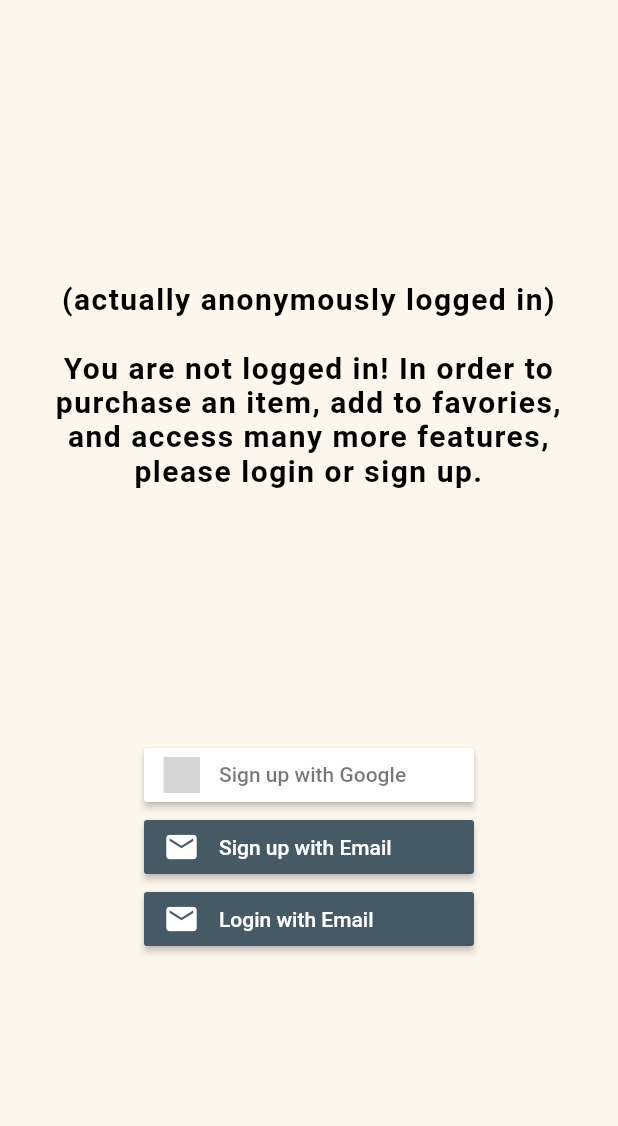
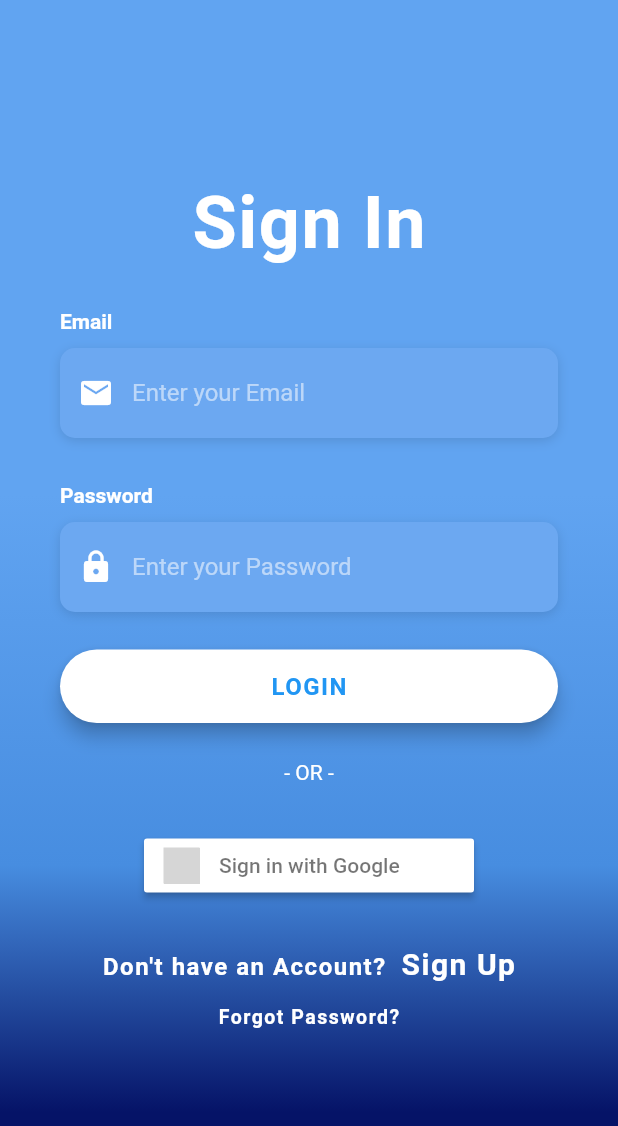
Before and after one commit to aliparlakci/cekmece-app, a Flutter app: the AnonymousProfileView widget shown alone on an empty page, opened directly, after a tap on "Sign up with Email", on a phone screen of 412 x 824 dp. Shown: the top 1126 px of the screen. Run offline on Flutter 3.47's test engine with Material 2 defaults, Android fonts, the phone set to English and light mode, and no system bars; our stand-ins replace equatable, firebase_auth, firebase_core, flutter_bloc, flutter_signin_button, flutter_spinkit and 4 more; accounts and stored records are empty; network calls fail; Roboto replaces fonts that are missing (OpenSans, Ubuntu); grey boxes are pictures that could not be loaded.

Commit message:
Login and Register UI's implemented.

```diff
--- a/mobile/cekmece_mobile/lib/constants/color_contsants.dart
+++ b/mobile/cekmece_mobile/lib/constants/color_contsants.dart
@@ -6,7 +6,16 @@ const primaryColor = Color(0xFF52734D);
 const secondaryColor = Color(0xFFDDFFBC);
 const neutralColor = Color(0xFFFEFFDE);
 
- */
 const primaryColor = Color(0xFFDAB88B);
 const secondaryColor = Color(0xFFB7CADB);
 const neutralColor = Color(0xFFFDF6EC);
+
+Color(0xFF73AEF5),
+                      Color(0xFF61A4F1),
+                      Color(0xFF478DE0),
+                      Color(0xFF398AE5),
+ */
+
+const primaryColor = Color(0xFF5D8BF4);
+const secondaryColor = Color(0xFF051367);
+const neutralColor = Color(0xFFDFF6FF);
--- a/mobile/cekmece_mobile/lib/constants/font_constants.dart
+++ b/mobile/cekmece_mobile/lib/constants/font_constants.dart
@@ -30,3 +30,26 @@ var textDefault = GoogleFonts.ubuntu(
     fontWeight: FontWeight.w400,
     color: Colors.black,
     letterSpacing: 1);
+
+final kHintTextStyle = TextStyle(
+  color: Colors.white54,
+  fontFamily: 'OpenSans',
+);
+
+final kLabelStyle = TextStyle(
+  color: Colors.white,
+  fontWeight: FontWeight.bold,
+  fontFamily: 'OpenSans',
+);
+
+final kBoxDecorationStyle = BoxDecoration(
+  color: Color(0xFF6CA8F1),
+  borderRadius: BorderRadius.circular(10.0),
+  boxShadow: [
+    BoxShadow(
+      color: Colors.black12,
+      blurRadius: 6.0,
+      offset: Offset(0, 2),
+    ),
+  ],
+);
--- a/mobile/cekmece_mobile/lib/util/bloc/userBloc/user_bloc.dart
+++ b/mobile/cekmece_mobile/lib/util/bloc/userBloc/user_bloc.dart
@@ -43,6 +43,7 @@ class UserBloc extends Bloc<UserEvent, UserState> {
     on<GoogleLoginButtonPressed>((event, emit) async {
       BlocProvider.of<LoadingBloc>(context)
           .add(LoadingStart(loadingReason: "Google Login"));
+      try {
         final GoogleSignInAccount? googleUser = await GoogleSignIn().signIn();
 
         // Obtain the auth details from the request
@@ -72,6 +73,10 @@ class UserBloc extends Bloc<UserEvent, UserState> {
           emit(NotLoggedIn());
         }
         BlocProvider.of<LoadingBloc>(context).add(LoadingEnd());
+      } catch (err) {
+        print("Google login error.");
+        BlocProvider.of<LoadingBloc>(context).add(LoadingEnd());
+      }
     });
 
     on<LoginButtonPressed>((event, emit) async {
--- /dev/null
+++ b/mobile/cekmece_mobile/lib/views/profile/login.dart
@@ -0,0 +1,299 @@
+import 'package:cekmece_mobile/constants/color_contsants.dart';
+import 'package:cekmece_mobile/constants/font_constants.dart';
+import 'package:cekmece_mobile/util/bloc/userBloc/user_bloc.dart';
+import 'package:cekmece_mobile/util/blocProviders.dart';
+import 'package:cekmece_mobile/views/profile/register.dart';
+import 'package:flutter/material.dart';
+import 'package:flutter/services.dart';
+import 'package:flutter_bloc/flutter_bloc.dart';
+import 'package:flutter_signin_button/button_list.dart';
+import 'package:flutter_signin_button/button_view.dart';
+import 'package:persistent_bottom_nav_bar/persistent-tab-view.dart';
+
+class LoginScreen extends StatefulWidget {
+  @override
+  _LoginScreenState createState() => _LoginScreenState();
+}
+
+class _LoginScreenState extends State<LoginScreen> {
+  bool _rememberMe = false;
+
+  Widget _buildEmailTF() {
+    return Column(
+      crossAxisAlignment: CrossAxisAlignment.start,
+      children: <Widget>[
+        Text(
+          'Email',
+          style: kLabelStyle,
+        ),
+        SizedBox(height: 10.0),
+        Container(
+          alignment: Alignment.centerLeft,
+          decoration: kBoxDecorationStyle,
+          height: 60.0,
+          child: TextField(
+            keyboardType: TextInputType.emailAddress,
+            style: TextStyle(
+              color: Colors.white,
+              fontFamily: 'OpenSans',
+            ),
+            decoration: InputDecoration(
+              border: InputBorder.none,
+              contentPadding: EdgeInsets.only(top: 14.0),
+              prefixIcon: Icon(
+                Icons.email,
+                color: Colors.white,
+              ),
+              hintText: 'Enter your Email',
+              hintStyle: kHintTextStyle,
+            ),
+          ),
+        ),
+      ],
+    );
+  }
+
+  Widget _buildPasswordTF() {
+    return Column(
+      crossAxisAlignment: CrossAxisAlignment.start,
+      children: <Widget>[
+        Text(
+          'Password',
+          style: kLabelStyle,
+        ),
+        SizedBox(height: 10.0),
+        Container(
+          alignment: Alignment.centerLeft,
+          decoration: kBoxDecorationStyle,
+          height: 60.0,
+          child: TextField(
+            obscureText: true,
+            style: TextStyle(
+              color: Colors.white,
+              fontFamily: 'OpenSans',
+            ),
+            decoration: InputDecoration(
+              border: InputBorder.none,
+              contentPadding: EdgeInsets.only(top: 14.0),
+              prefixIcon: Icon(
+                Icons.lock,
+                color: Colors.white,
+              ),
+              hintText: 'Enter your Password',
+              hintStyle: kHintTextStyle,
+            ),
+          ),
+        ),
+      ],
+    );
+  }
+
+  Widget _buildForgotPasswordBtn() {
+    return Container(
+      alignment: Alignment.bottomCenter,
+      child: FlatButton(
+        onPressed: () => print('Forgot Password Button Pressed'),
+        padding: EdgeInsets.only(right: 0.0),
+        child: Text(
+          'Forgot Password?',
+          style: header3.copyWith(
+            color: Colors.white,
+            fontSize: 13,
+          ),
+        ),
+      ),
+    );
+  }
+
+  Widget _buildRememberMeCheckbox() {
+    return Container(
+      height: 20.0,
+      child: Row(
+        children: <Widget>[
+          Theme(
+            data: ThemeData(unselectedWidgetColor: Colors.white),
+            child: Checkbox(
+              value: _rememberMe,
+              checkColor: Colors.green,
+              activeColor: Colors.white,
+              onChanged: (value) {
+                setState(() {
+                  _rememberMe = value!;
+                });
+              },
+            ),
+          ),
+          Text(
+            'Remember me',
+            style: kLabelStyle,
+          ),
+        ],
+      ),
+    );
+  }
+
+  Widget _buildLoginBtn() {
+    return Container(
+      padding: EdgeInsets.symmetric(vertical: 25.0),
+      width: double.infinity,
+      child: RaisedButton(
+        elevation: 5.0,
+        onPressed: () => {
+          Navigator.pop(
+              context, ["email", "ahmetomer@sabanciuniv.edu", "123123123"])
+        },
+        padding: EdgeInsets.all(15.0),
+        shape: RoundedRectangleBorder(
+          borderRadius: BorderRadius.circular(30.0),
+        ),
+        color: Colors.white,
+        child: Text(
+          'LOGIN',
+          style: header3.copyWith(color: Colors.blue),
+        ),
+      ),
+    );
+  }
+
+  Widget _buildSignInWithText() {
+    return Column(
+      children: <Widget>[
+        Text(
+          '- OR -',
+          style: TextStyle(
+            color: Colors.white,
+            fontWeight: FontWeight.w400,
+          ),
+        ),
+      ],
+    );
+  }
+
+  Widget _buildSocialBtn(Function onTap, AssetImage logo) {
+    return GestureDetector(
+      onTap: () {},
+      child: Container(
+        height: 60.0,
+        width: 60.0,
+        decoration: BoxDecoration(
+          shape: BoxShape.circle,
+          color: Colors.white,
+          boxShadow: [
+            BoxShadow(
+              color: Colors.black26,
+              offset: Offset(0, 2),
+              blurRadius: 6.0,
+            ),
+          ],
+          image: DecorationImage(
+            image: logo,
+          ),
+        ),
+      ),
+    );
+  }
+
+  Widget _buildSocialBtnRow() {
+    return Padding(
+      padding: EdgeInsets.symmetric(vertical: 30.0),
+      child: SignInButton(
+        Buttons.Google,
+        text: "Sign in with Google",
+        onPressed: () {
+          Navigator.pop(context, 'google');
+        },
+      ),
+    );
+  }
+
+  Widget _buildSignupBtn() {
+    return GestureDetector(
+      onTap: () async {
+        await pushNewScreen(
+          context,
+          screen: RegisterScreen(),
+          withNavBar: false, // OPTIONAL VALUE. True by default.
+          pageTransitionAnimation: PageTransitionAnimation.cupertino,
+        );
+        Navigator.pop(context);
+      },
+      child: RichText(
+        text: TextSpan(
+          children: [
+            TextSpan(
+              text: 'Don\'t have an Account?  ',
+              style: header3.copyWith(color: Colors.white),
+            ),
+            TextSpan(
+              text: 'Sign Up',
+              style: header2.copyWith(color: Colors.white),
+            ),
+          ],
+        ),
+      ),
+    );
+  }
+
+  @override
+  Widget build(BuildContext context) {
+    return Scaffold(
+      body: AnnotatedRegion<SystemUiOverlayStyle>(
+        value: SystemUiOverlayStyle.light,
+        child: GestureDetector(
+          onTap: () => FocusScope.of(context).unfocus(),
+          child: Stack(
+            children: <Widget>[
+              Container(
+                height: double.infinity,
+                width: double.infinity,
+                decoration: BoxDecoration(
+                  gradient: LinearGradient(
+                    begin: Alignment.topCenter,
+                    end: Alignment.bottomCenter,
+                    colors: [
+                      Color(0xFF61A4F1),
+                      Color(0xFF61A4F1),
+                      Color(0xFF478DE0),
+                      secondaryColor,
+                    ],
+                    stops: [0.1, 0.4, 0.7, 0.9],
+                  ),
+                ),
+              ),
+              Container(
+                height: double.infinity,
+                child: SingleChildScrollView(
+                  physics: AlwaysScrollableScrollPhysics(),
+                  padding: EdgeInsets.symmetric(
+                    horizontal: 40.0,
+                    vertical: 120.0,
+                  ),
+                  child: Column(
+                    mainAxisAlignment: MainAxisAlignment.center,
+                    children: <Widget>[
+                      Text(
+                        'Sign In',
+                        style: header.copyWith(color: Colors.white),
+                      ),
+                      SizedBox(height: 30.0),
+                      _buildEmailTF(),
+                      SizedBox(
+                        height: 30.0,
+                      ),
+                      _buildPasswordTF(),
+                      _buildLoginBtn(),
+                      _buildSignInWithText(),
+                      _buildSocialBtnRow(),
+                      _buildSignupBtn(),
+                      _buildForgotPasswordBtn(),
+                    ],
+                  ),
+                ),
+              )
+            ],
+          ),
+        ),
+      ),
+    );
+  }
+}
--- a/mobile/cekmece_mobile/lib/views/profile/viewComponents/anonymousProfileView.dart
+++ b/mobile/cekmece_mobile/lib/views/profile/viewComponents/anonymousProfileView.dart
@@ -1,9 +1,12 @@
+import 'package:cekmece_mobile/constants/color_contsants.dart';
 import 'package:cekmece_mobile/constants/font_constants.dart';
 import 'package:cekmece_mobile/util/bloc/loadingBloc/loading_bloc.dart';
 import 'package:cekmece_mobile/util/bloc/userBloc/user_bloc.dart';
+import 'package:cekmece_mobile/views/profile/login.dart';
 import 'package:flutter/material.dart';
 import 'package:flutter_bloc/flutter_bloc.dart';
 import 'package:flutter_signin_button/flutter_signin_button.dart';
+import 'package:persistent_bottom_nav_bar/persistent-tab-view.dart';
 
 class AnonymousProfileView extends StatelessWidget {
   const AnonymousProfileView({Key? key}) : super(key: key);
@@ -23,31 +26,25 @@ class AnonymousProfileView extends StatelessWidget {
             ),
             Column(
               children: [
-                SignInButton(
-                  Buttons.Google,
-                  text: "Sign up with Google",
-                  onPressed: () {
-                    BlocProvider.of<UserBloc>(context)
-                        .add(GoogleLoginButtonPressed());
-                  },
-                ),
                 SignInButtonBuilder(
                   text: 'Sign up with Email',
                   icon: Icons.email,
+                  padding: EdgeInsets.symmetric(vertical: 15, horizontal: 5),
                   onPressed: () async {
-                    BlocProvider.of<LoadingBloc>(context)
-                        .add(LoadingStart(loadingReason: "Google Login"));
-                    await Future.delayed(Duration(seconds: 2));
-                    BlocProvider.of<LoadingBloc>(context).add(LoadingEnd());
+                    var res = await pushNewScreen(
+                      context,
+                      screen: LoginScreen(),
+                      withNavBar: false, // OPTIONAL VALUE. True by default.
+                      pageTransitionAnimation:
+                          PageTransitionAnimation.cupertino,
+                    );
+                    if (res == "google") {
+                      BlocProvider.of<UserBloc>(context)
+                          .add(GoogleLoginButtonPressed());
+                    }
                   },
-                  backgroundColor: Colors.blueGrey[700]!,
+                  backgroundColor: secondaryColor,
                 ),
-                SignInButtonBuilder(
-                  text: 'Login with Email',
-                  icon: Icons.email,
-                  onPressed: () {},
-                  backgroundColor: Colors.blueGrey[700]!,
-                )
               ],
             )
           ],
--- a/mobile/cekmece_mobile/pubspec.yaml
+++ b/mobile/cekmece_mobile/pubspec.yaml
@@ -47,12 +47,15 @@ dependencies:
   google_sign_in: ^5.2.4
   flutter_signin_button: ^2.0.0
   json_annotation: ^4.4.0
+  flutter_login: ^3.2.0
+  simple_animations: ^1.3.3
+
 
 dev_dependencies:
   flutter_test:
     sdk: flutter
 
-  # The "flutter_lints" package below contains a set of recommended lints to
+  # The "flutter_lints" package below `contains a set of recommended lints to
   # encourage good coding practices. The lint set provided by the package is
   # activated in the `analysis_options.yaml` file located at the root of your
   # package. See that file for information about deactivating specific lint
```
Also changed, not shown: mobile/cekmece_mobile/lib/views/profile/register.dart (added, +325 -0 lines), mobile/cekmece_mobile/pubspec.lock, 2 other files. Lines whose indentation alone changed are shown as unchanged.
